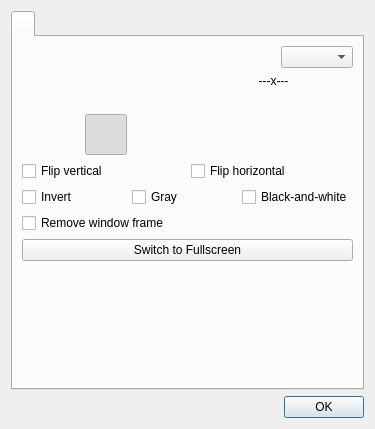
This is src/camera/camerasettingsdialog.ui in vkohaupt/vokoscreenNG as Qt 5 draws it before an edit. The edited form follows.
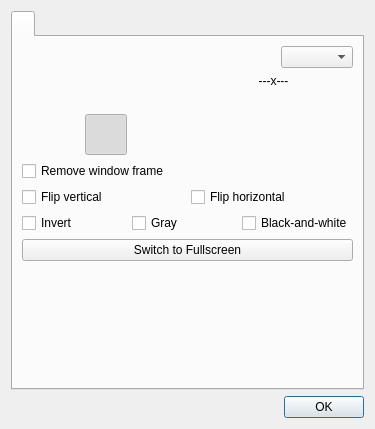
This is the edited form. Icons and pictures are not drawn.

Commit message: Camera: New feature ellipse and circle -- GUI

```diff
--- a/src/camera/camerasettingsdialog.ui
+++ b/src/camera/camerasettingsdialog.ui
@@ -293,6 +293,17 @@
          </item>
         </layout>
        </item>
+       <item>
+        <layout class="QHBoxLayout" name="horizontalLayout_42">
+         <item>
+          <widget class="QCheckBox" name="checkBoxCameraWindowFrame">
+           <property name="text">
+            <string>Remove window frame</string>
+           </property>
+          </widget>
+         </item>
+        </layout>
+       </item>
        <item>
         <layout class="QHBoxLayout" name="horizontalLayout_12">
          <item>
@@ -336,17 +347,6 @@
          </item>
         </layout>
        </item>
-       <item>
-        <layout class="QHBoxLayout" name="horizontalLayout_42">
-         <item>
-          <widget class="QCheckBox" name="checkBoxCameraWindowFrame">
-           <property name="text">
-            <string>Remove window frame</string>
-           </property>
-          </widget>
-         </item>
-        </layout>
-       </item>
        <item>
         <widget class="QPushButton" name="pushButtonSwitchToFullscreen">
          <property name="text">
```
The commit also changes 1 other file.
